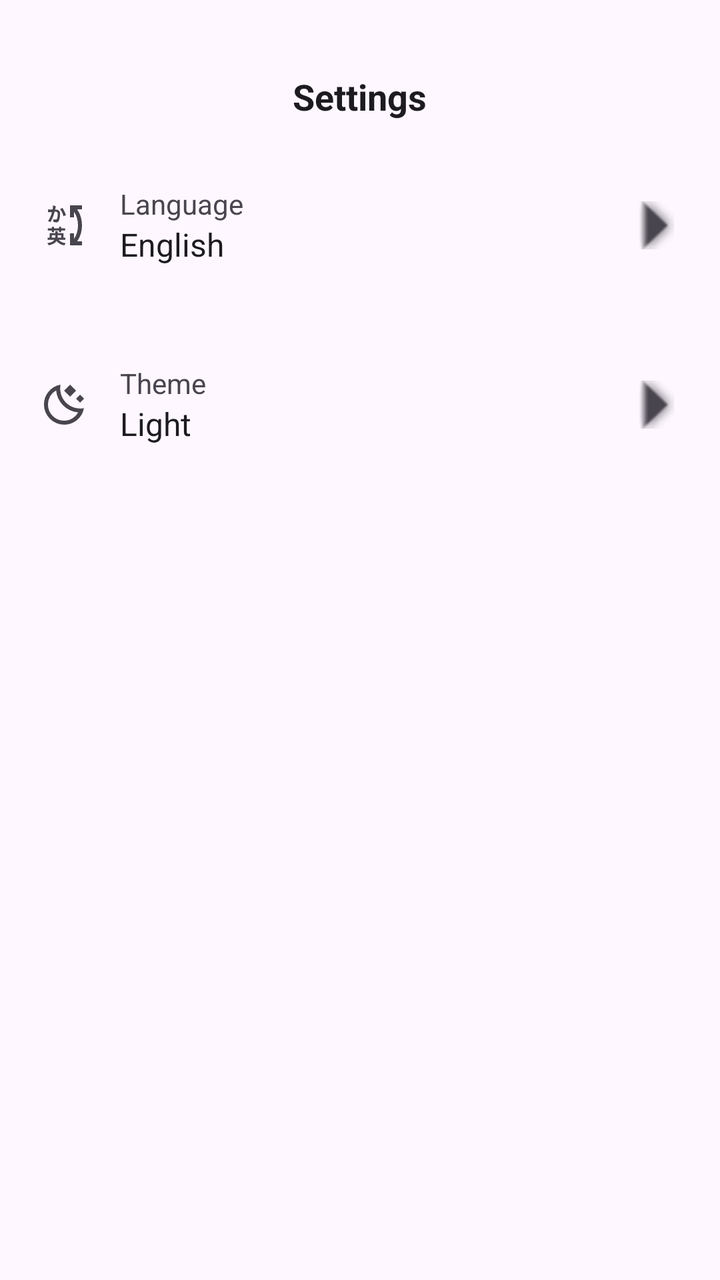
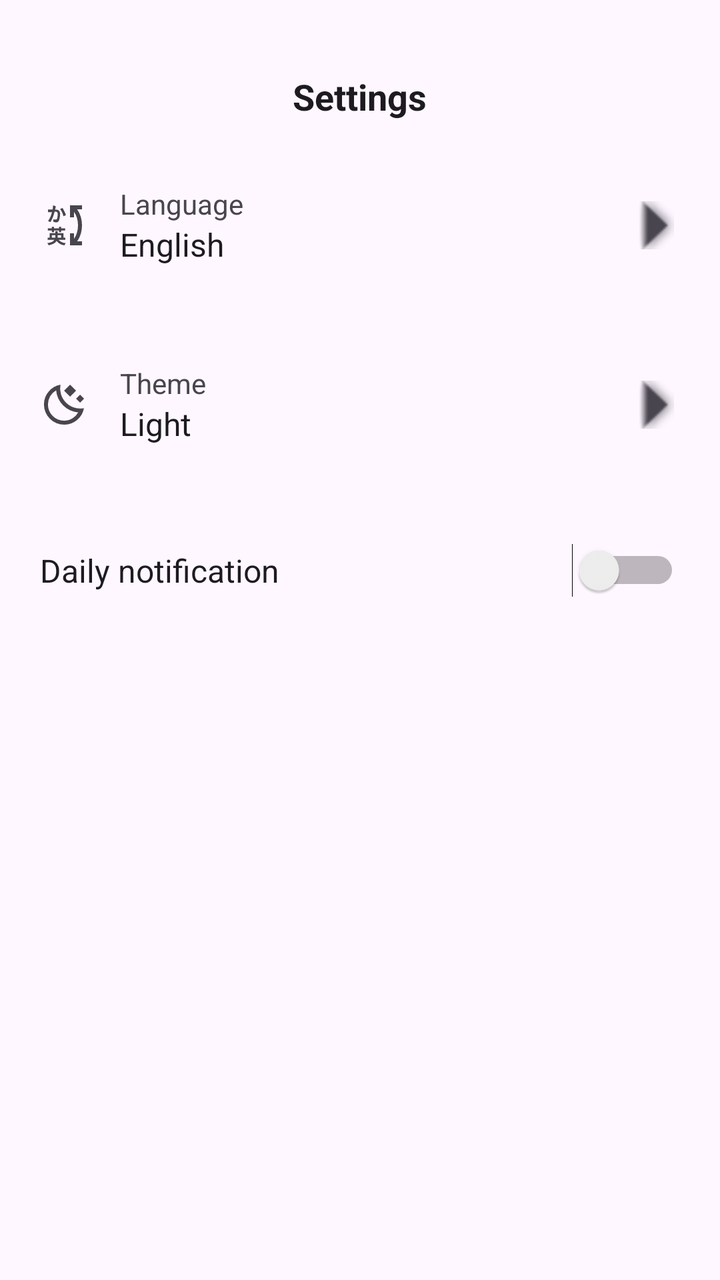

The first picture is an Android layout as it rendered before a commit; the second is the same layout after the commit. The layout source and the unified diff follow.
<!-- AndroidManifest.xml: application theme Theme.MyApplication -->
<!-- res/layout/fragment_settings.xml -->
<?xml version="1.0" encoding="utf-8"?>
<ScrollView xmlns:android="http://schemas.android.com/apk/res/android"
    xmlns:app="http://schemas.android.com/apk/res-auto"
    xmlns:tools="http://schemas.android.com/tools"
    android:layout_width="match_parent"
    android:layout_height="match_parent"
    android:background="?attr/colorSurface"
    tools:context=".SettingsFragment">

    <LinearLayout
        android:layout_width="match_parent"
        android:layout_height="wrap_content"
        android:orientation="vertical"
        android:padding="20dp">

        <TextView
            android:layout_width="wrap_content"
            android:layout_height="wrap_content"
            android:layout_gravity="center_horizontal"
            android:layout_marginTop="16dp"
            android:layout_marginBottom="32dp"
            android:text="@string/settings_title"
            android:textColor="?android:attr/textColorPrimary"
            android:textSize="18sp"
            android:textStyle="bold" />

        <RelativeLayout
            android:id="@+id/layoutLanguage"
            android:layout_width="match_parent"
            android:layout_height="wrap_content"
            android:layout_marginBottom="24dp"
            android:background="?attr/selectableItemBackground"
            android:clickable="true"
            android:focusable="true">

            <ImageView
                android:id="@+id/iconLanguage"
                android:layout_width="24dp"
                android:layout_height="24dp"
                android:layout_centerVertical="true"
                android:src="@drawable/outline_letter_switch_24"
                android:contentDescription="@string/icon_language_desc"
                app:tint="?attr/colorControlNormal" />

            <LinearLayout
                android:layout_width="match_parent"
                android:layout_height="wrap_content"
                android:layout_marginStart="16dp"
                android:layout_toEndOf="@id/iconLanguage"
                android:layout_toStartOf="@id/arrowLanguage"
                android:orientation="vertical">

                <TextView
                    android:layout_width="match_parent"
                    android:layout_height="wrap_content"
                    android:text="@string/language_label"
                    android:textColor="?android:attr/textColorSecondary"
                    android:textSize="14sp"
                    android:maxLines="1"
                    android:ellipsize="end" />

                <TextView
                    android:id="@+id/tvLanguage"
                    android:layout_width="match_parent"
                    android:layout_height="wrap_content"
                    android:text="@string/language_placeholder"
                    android:textColor="?android:attr/textColorPrimary"
                    android:textSize="16sp"
                    android:maxLines="1"
                    android:ellipsize="end" />
            </LinearLayout>

            <ImageView
                android:id="@+id/arrowLanguage"
                android:layout_width="24dp"
                android:layout_height="24dp"
                android:layout_alignParentEnd="true"
                android:layout_centerVertical="true"
                android:src="@android:drawable/arrow_up_float"
                app:tint="?android:attr/textColorSecondary"
                android:rotation="90"
                android:importantForAccessibility="no" />
        </RelativeLayout>

        <View
            android:layout_width="match_parent"
            android:layout_height="1dp"
            android:layout_marginBottom="24dp"
            android:background="?android:attr/textColorSecondary" />

        <RelativeLayout
            android:id="@+id/layoutTheme"
            android:layout_width="match_parent"
            android:layout_height="wrap_content"
            android:layout_marginBottom="24dp"
            android:background="?attr/selectableItemBackground"
            android:clickable="true"
            android:focusable="true">

            <ImageView
                android:id="@+id/iconTheme"
                android:layout_width="24dp"
                android:layout_height="24dp"
                android:layout_centerVertical="true"
                android:src="@drawable/outline_moon_stars_24"
                android:contentDescription="@string/icon_theme_desc"
                app:tint="?android:attr/textColorSecondary" />

            <LinearLayout
                android:layout_width="match_parent"
                android:layout_height="wrap_content"
                android:layout_marginStart="16dp"
                android:layout_toEndOf="@id/iconTheme"
                android:layout_toStartOf="@id/arrowTheme"
                android:orientation="vertical">

                <TextView
                    android:layout_width="match_parent"
                    android:layout_height="wrap_content"
                    android:text="@string/theme_label"
                    android:textColor="?android:attr/textColorSecondary"
                    android:textSize="14sp"
                    android:maxLines="1"
                    android:ellipsize="end" />

                <TextView
                    android:id="@+id/tvTheme"
                    android:layout_width="match_parent"
                    android:layout_height="wrap_content"
                    android:text="@string/theme_placeholder"
                    android:textColor="?android:attr/textColorPrimary"
                    android:textSize="16sp"
                    android:maxLines="1"
                    android:ellipsize="end" />
            </LinearLayout>

            <ImageView
                android:id="@+id/arrowTheme"
                android:layout_width="24dp"
                android:layout_height="24dp"
                android:layout_alignParentEnd="true"
                android:layout_centerVertical="true"
                android:src="@android:drawable/arrow_up_float"
                app:tint="?android:attr/textColorSecondary"
                android:rotation="90"
                android:importantForAccessibility="no" />
        </RelativeLayout>

    </LinearLayout>
</ScrollView>
<!-- resources referenced by this layout -->
<resources>
  <!-- drawable outline_letter_switch_24 (drawable) -->
  <vector xmlns:android="http://schemas.android.com/apk/res/android" android:height="24dp" android:tint="#000000" android:viewportHeight="960" android:viewportWidth="960" android:width="24dp">
        
      <path android:fillColor="@android:color/white" android:pathData="M600,880L600,640L680,640L680,751Q722,691 741,621.5Q760,552 760,480Q760,408 741,338.5Q722,269 680,209L680,320L600,320L600,80L840,80L840,160L743,160Q793,230 816.5,312Q840,394 840,480Q840,566 816.5,648Q793,730 743,800L840,800L840,880L600,880ZM306,678L236,678L236,726L306,726L306,678ZM424,678L354,678L354,726L424,726L424,678ZM423,509L423,539L502,539L502,583L423,583L423,618L380,618L380,583L279,583L279,618L236,618L236,583L157,583L157,539L236,539L236,509L279,509L279,539L380,539L380,509L423,509ZM174,880Q169,868 161.5,856.5Q154,845 144,836Q186,830 225.5,817.5Q265,805 288,770L152,770L152,727L192,727L192,635L305,635L305,596L353,596L353,635L471,635L471,727L506,727L506,770L370,770Q399,799 436,816Q473,833 515,836Q507,846 500.5,857Q494,868 489,880Q442,875 401.5,852.5Q361,830 332,792Q307,832 263.5,850.5Q220,869 174,880ZM209,416L161,394Q190,353 209.5,308Q229,263 240,215L161,215L161,163L252,163Q256,143 258,122Q260,101 261,80L314,98Q314,116 310,133Q306,150 301,167L332,167Q361,167 381,189.5Q401,212 402,242Q403,278 397.5,313Q392,348 380,382Q377,391 370.5,399Q364,407 356,412Q348,417 338,420Q328,423 318,421L270,412L262,364L310,364Q319,364 328,361.5Q337,359 340,351Q349,325 351.5,297.5Q354,270 353,242Q353,228 342.5,217.5Q332,207 318,207L292,207Q279,262 258.5,314.5Q238,367 209,416ZM450,132Q471,166 488.5,202Q506,238 520,276L468,298Q460,259 443,222.5Q426,186 402,154L450,132Z"/>
      
  </vector>
  <!-- drawable outline_moon_stars_24 (drawable) -->
  <vector xmlns:android="http://schemas.android.com/apk/res/android" android:height="24dp" android:tint="#000000" android:viewportHeight="960" android:viewportWidth="960" android:width="24dp">
        
      <path android:fillColor="@android:color/white" android:pathData="M600,320L480,200L600,80L720,200L600,320ZM800,440L720,360L800,280L880,360L800,440ZM483,880Q399,880 325.5,848Q252,816 197.5,761.5Q143,707 111,633.5Q79,560 79,476Q79,330 172,218.5Q265,107 409,80Q391,179 420,273.5Q449,368 520,439Q591,510 685.5,539Q780,568 879,550Q853,694 741,787Q629,880 483,880ZM483,800Q571,800 646,756Q721,712 764,635Q678,627 601,591.5Q524,556 463,495Q402,434 366,357Q330,280 323,194Q246,237 202.5,312.5Q159,388 159,476Q159,611 253.5,705.5Q348,800 483,800ZM463,495Q463,495 463,495Q463,495 463,495Q463,495 463,495Q463,495 463,495Q463,495 463,495Q463,495 463,495Q463,495 463,495Q463,495 463,495Q463,495 463,495Q463,495 463,495Z"/>
      
  </vector>
  <string name="icon_language_desc">Language icon</string>
  <string name="icon_theme_desc">Theme icon</string>
  <string name="language_label">Language</string>
  <string name="language_placeholder">English</string>
  <string name="settings_title">Settings</string>
  <string name="theme_label">Theme</string>
  <string name="theme_placeholder">Light</string>
  <style name="Theme.MyApplication" parent="Base.Theme.MyApplication" />
  <style name="Base.Theme.MyApplication" parent="Theme.Material3.DayNight.NoActionBar">
          
          
      </style>
</resources>

<!-- the commit's change to res/layout/fragment_settings.xml (unified diff, before → after) -->
@@ -145,6 +145,32 @@
                 android:rotation="90"
                 android:importantForAccessibility="no" />
         </RelativeLayout>
+        <View
+            android:layout_width="match_parent"
+            android:layout_height="1dp"
+            android:layout_marginBottom="24dp"
+            android:background="?android:attr/textColorSecondary" />
+
+        <LinearLayout
+            android:layout_width="match_parent"
+            android:layout_height="wrap_content"
+            android:gravity="center_vertical"
+            android:orientation="horizontal"
+            android:layout_marginBottom="16dp">
+
+            <TextView
+                android:layout_width="0dp"
+                android:layout_height="wrap_content"
+                android:layout_weight="1"
+                android:text="Daily notification"
+                android:textColor="?android:attr/textColorPrimary"
+                android:textSize="16sp" />
+
+            <Switch
+                android:id="@+id/switchNotifications"
+                android:layout_width="wrap_content"
+                android:layout_height="wrap_content" />
+        </LinearLayout>
 
     </LinearLayout>
 </ScrollView>
